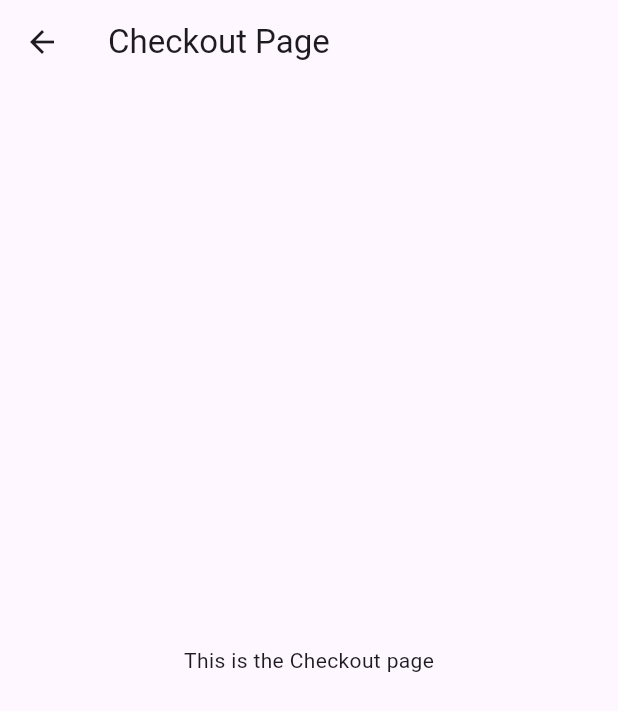
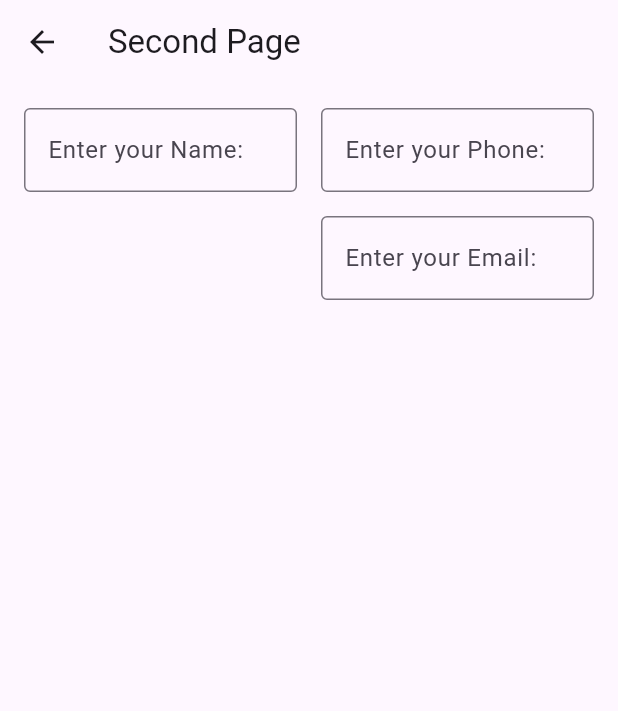
Before and after one commit to Cloud090/CEN207, a Flutter app: the SecondPage screen opened directly, on a phone screen of 412 x 824 dp. Shown: the top 711 px of the screen. Run offline on Flutter 3.47's test engine with Material 3 defaults, Android fonts, the phone set to English and light mode, and no system bars.

Commit message:
Added Text Boxes, Moved Products to Landing Page.

```diff
--- a/lib/main.dart
+++ b/lib/main.dart
@@ -1,6 +1,33 @@
-import 'package:english_words/english_words.dart';
 import 'package:flutter/material.dart';
-import 'package:provider/provider.dart';
+//Client Information
+var client_name;
+var client_address;
+var client_phone;
+var client_email;
+//Product Information
+var product_name;
+var product_price;
+var product_quantity;
+var shipping_cost;
+//Final Costs
+var total_cost;
+
+void main() {
+  runApp(
+    const MaterialApp(
+      title: 'CEN207 Prototype Team 1', // used by the OS task switcher
+      home: SafeArea(
+        child: MyScaffold(),
+      ),
+    ),
+  );
+}
+//---------------------------------------------------------//
+//-----------------------[ GLOBAL ]-----------------------//
+//-------------------------------------------------------//
+
+
+
 
 class MyAppBar extends StatelessWidget {
   const MyAppBar({required this.title, super.key});
@@ -48,12 +75,40 @@ class MyAppBar extends StatelessWidget {
   }
 }
 
+//---------------------------------------------------------//
+//-----------------------[ PAGE 1 ]-----------------------//
+//-------------------------------------------------------//
+
+class HomePage extends StatelessWidget {
+  @override
+  Widget build(BuildContext context) {
+    return Scaffold(
+      appBar: AppBar(
+        title: Text('Home Page'),
+      ),
+      body: Stack(
+        children: [
+          // Other widgets that should appear on top of the list
+          // Add your widgets here
+          SpacedItemsList(),
+          // List of items displayed behind other widgets
+          Positioned.fill(
+            child: SpacedItemsList(),
+          ),
+        ],
+      ),
+    );
+  }
+}
+
+
+
 class MyScaffold extends StatelessWidget {
-  const MyScaffold({super.key});
+  const MyScaffold({Key? key}) : super(key: key);
 
   @override
   Widget build(BuildContext context) {
-    return GestureDetector( // Add GestureDetector here
+    return GestureDetector(
       onTap: () {
         Navigator.push(
           context,
@@ -69,9 +124,70 @@ class MyScaffold extends StatelessWidget {
                 style: Theme.of(context).primaryTextTheme.titleLarge,
               ),
             ),
-            const Expanded(
-              child: Center(
-                child: Text(', Hello. 123 world?'),
+            Expanded(
+              child: SpacedItemsList(), // Display the item list here
+            ),
+          ],
+        ),
+      ),
+    );
+  }
+}
+
+
+//---------------------------------------------------------//
+//-----------------------[ PAGE 2 ]-----------------------//
+//-------------------------------------------------------//
+
+class SecondPage extends StatelessWidget {
+  @override
+  Widget build(BuildContext context) {
+    return Scaffold(
+      appBar: AppBar(
+        title: Text('Second Page'),
+      ),
+      body: Padding(
+        padding: const EdgeInsets.all(16.0),
+        child: Row(
+          children: [
+            Expanded(
+              child: Column(
+                children: [
+                  TextField(
+                    decoration: InputDecoration(
+                      labelText: 'Enter your Name:',
+                      border: OutlineInputBorder(),
+                    ),
+                  ),
+                  SizedBox(height: 16), // Add vertical spacing
+                  // TextField(
+                  //   decoration: InputDecoration(
+                  //     labelText: 'Enter your Address:',
+                  //     border: OutlineInputBorder(),
+                  //   ),
+                  // ),
+                ],
+              ),
+            ),
+            SizedBox(width: 16), // Add horizontal spacing
+            Expanded(
+              child: Column(
+                children: [
+                  TextField(
+                    decoration: InputDecoration(
+                      labelText: 'Enter your Phone:',
+                      border: OutlineInputBorder(),
+                    ),
+                  ),
+                  SizedBox(height: 16), // Add vertical spacing
+                  TextField(
+                    decoration: InputDecoration(
+                      labelText: 'Enter your Email:',
+                      border: OutlineInputBorder(),
+                    ),
+                  ),
+                  SizedBox(height: 16), // Add vertical spacing
+                ],
               ),
             ),
           ],
@@ -81,27 +197,60 @@ class MyScaffold extends StatelessWidget {
   }
 }
 
-class SecondPage extends StatelessWidget {
+class SpacedItemsList extends StatelessWidget {
+  const SpacedItemsList({Key? key}) : super(key: key);
+
   @override
   Widget build(BuildContext context) {
-    return Scaffold(
-      appBar: AppBar(
-        title: Text('Checkout Page'),
+    const items = 8;
+
+    return MaterialApp(
+      title: 'CEN207 App',
+      debugShowCheckedModeBanner: false,
+      theme: ThemeData(
+        colorScheme: ColorScheme.fromSeed(seedColor: Colors.deepPurple),
+        cardTheme: CardTheme(color: Colors.blue.shade50),
+        useMaterial3: true,
       ),
-      body: Center(
-        child: Text('This is the Checkout page'),
+      home: Scaffold(
+        body: LayoutBuilder(builder: (context, constraints) {
+          return SingleChildScrollView(
+            child: ConstrainedBox(
+              constraints: BoxConstraints(minHeight: constraints.maxHeight),
+              child: Column(
+                mainAxisAlignment: MainAxisAlignment.spaceBetween,
+                crossAxisAlignment: CrossAxisAlignment.stretch,
+                children: List.generate(
+                  items,
+                  (index) => ConstrainedBox(
+                    constraints: BoxConstraints(minHeight: 50), // Adjust the height as needed
+                    child: ItemWidget(text: 'Product ${index + 1}'),
+                  ),
+                ),
+              ),
+            ),
+          );
+        }),
       ),
     );
   }
 }
 
-void main() {
-  runApp(
-    const MaterialApp(
-      title: 'My app', // used by the OS task switcher
-      home: SafeArea(
-        child: MyScaffold(),
+class ItemWidget extends StatelessWidget {
+  const ItemWidget({
+    Key? key,
+    required this.text,
+  }) : super(key: key);
+
+  final String text;
+
+  @override
+  Widget build(BuildContext context) {
+    return Card(
+      child: SizedBox(
+        height: 100,
+        child: Center(child: Text(text)),
       ),
-    ),
-  );
+    );
+  }
 }
```
Also changed, not shown: 3 other files.
